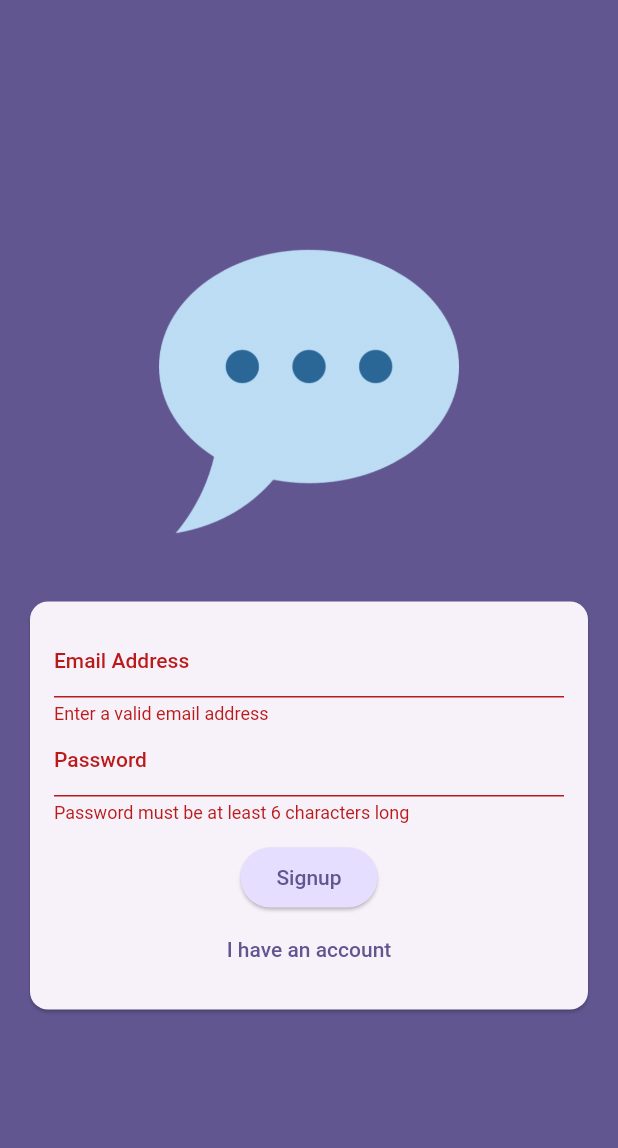
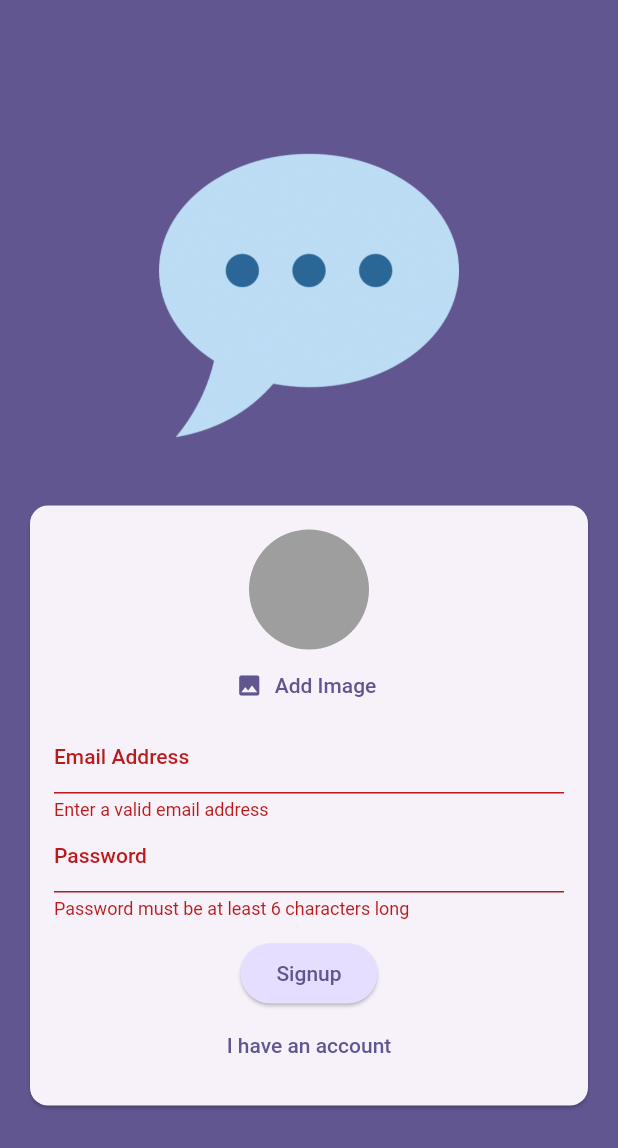
Before and after one commit to thalentadeha/flutter_chat_app, a Flutter app: the screen it shows after launch, after a tap on "Login", after a tap on "Create an account", on a phone screen of 412 x 824 dp. Shown: the top 1148 px of the screen. Run offline on Flutter 3.47's test engine with Material 2 defaults, Android fonts, the phone set to English and light mode, and no system bars; our stand-ins replace firebase_auth, firebase_core, firebase_storage, image_picker; accounts and stored records are empty.

Commit message:
adding_image_upload

```diff
--- a/lib/screens/screen_auth.dart
+++ b/lib/screens/screen_auth.dart
@@ -1,10 +1,16 @@
+import 'dart:io';
+
+import 'package:chat_app/widgets/user_image_picker.dart';
 import 'package:firebase_auth/firebase_auth.dart';
+import 'package:firebase_storage/firebase_storage.dart';
 import 'package:flutter/material.dart';
 
 final _firebase = FirebaseAuth.instance;
 
 class AuthScreen extends StatefulWidget {
-  const AuthScreen({super.key});
+  const AuthScreen({
+    super.key,
+  });
 
   @override
   State<AuthScreen> createState() {
@@ -17,27 +23,39 @@ class _AuthScreenState extends State<AuthScreen> {
   var _isLogin = true;
   var _enteredEmail = '';
   var _enteredPass = '';
+  File? _pickedImage;
+  var _isAuthenticating = false;
 
   void _submit() async {
     final isValid = _formKey.currentState!.validate();
 
-    if (!isValid) {
+    if (!isValid || !_isLogin && _pickedImage == null) {
       return;
     }
 
     _formKey.currentState!.save();
 
     try {
+      setState(() {
+        _isAuthenticating = true;
+      });
       if (_isLogin) {
         //login
         final userCred = await _firebase.signInWithEmailAndPassword(
             email: _enteredEmail, password: _enteredPass);
-
       } else {
         //signup
         final userCred = await _firebase.createUserWithEmailAndPassword(
             email: _enteredEmail, password: _enteredPass);
 
+        final storagePath = FirebaseStorage.instance
+            .ref()
+            .child('user_images')
+            .child('${userCred.user!.uid}.jpg');
+
+        await storagePath.putFile(_pickedImage!);
+        final imageURL = await storagePath.getDownloadURL();
+        print(imageURL);
       }
     } on FirebaseAuthException catch (error) {
       if (error.code == 'email-already-in-use') {
@@ -49,6 +67,9 @@ class _AuthScreenState extends State<AuthScreen> {
           content: Text(error.message ?? 'Authentication Failed'),
         ),
       );
+      setState(() {
+        _isAuthenticating = false;
+      });
     }
   }
 
@@ -81,6 +102,12 @@ class _AuthScreenState extends State<AuthScreen> {
                       child: Column(
                         mainAxisSize: MainAxisSize.min,
                         children: [
+                          if (!_isLogin)
+                            UserImagePicker(
+                              onPickedImage: (pickedImage) {
+                                _pickedImage = pickedImage;
+                              },
+                            ),
                           TextFormField(
                             decoration: const InputDecoration(
                                 label: Text('Email Address')),
@@ -115,6 +142,9 @@ class _AuthScreenState extends State<AuthScreen> {
                           const SizedBox(
                             height: 12,
                           ),
+                          if (_isAuthenticating)
+                            const CircularProgressIndicator(),
+                          if (!_isAuthenticating)
                             ElevatedButton(
                               onPressed: _submit,
                               style: ElevatedButton.styleFrom(
@@ -124,6 +154,9 @@ class _AuthScreenState extends State<AuthScreen> {
                               ),
                               child: Text(_isLogin ? 'Login' : 'Signup'),
                             ),
+                          if (_isAuthenticating)
+                            const CircularProgressIndicator(),
+                          if (!_isAuthenticating)
                             TextButton(
                               onPressed: () {
                                 setState(() {
--- /dev/null
+++ b/lib/widgets/user_image_picker.dart
@@ -0,0 +1,61 @@
+import 'dart:io';
+
+import 'package:flutter/material.dart';
+import 'package:image_picker/image_picker.dart';
+
+class UserImagePicker extends StatefulWidget {
+  const UserImagePicker({super.key, required this.onPickedImage});
+
+    final void Function(File pickedImage) onPickedImage;
+
+  @override
+  State<UserImagePicker> createState() {
+    return _UserImagePickerState();
+  }
+}
+
+class _UserImagePickerState extends State<UserImagePicker> {
+  File? _pickedImageFile;
+
+  void _imagePicker() async {
+    final pickedImage = await ImagePicker().pickImage(
+      source: ImageSource.camera,
+      imageQuality: 50,
+      maxWidth: 150,
+    );
+
+    if (pickedImage == null) {
+      return;
+    }
+
+    setState(() {
+      _pickedImageFile = File(pickedImage.path);
+    });
+
+    widget.onPickedImage(_pickedImageFile!);
+  }
+
+  @override
+  Widget build(BuildContext context) {
+    return Column(
+      children: [
+        CircleAvatar(
+          radius: 40,
+          backgroundColor: Colors.grey,
+          foregroundImage:
+              _pickedImageFile != null ? FileImage(_pickedImageFile!) : null,
+        ),
+        TextButton.icon(
+          onPressed: _imagePicker,
+          icon: const Icon(Icons.image),
+          label: Text(
+            'Add Image',
+            style: TextStyle(
+              color: Theme.of(context).colorScheme.primary,
+            ),
+          ),
+        ),
+      ],
+    );
+  }
+}
```
Lines whose indentation alone changed are shown as unchanged.
